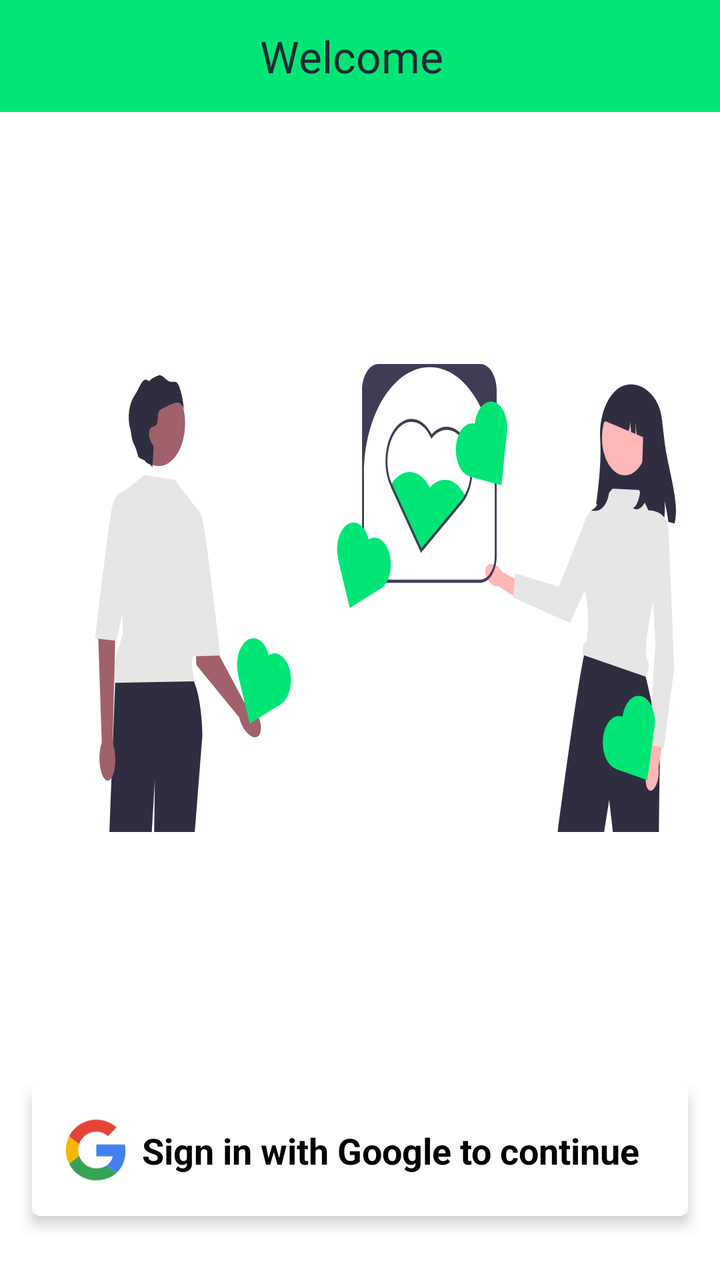
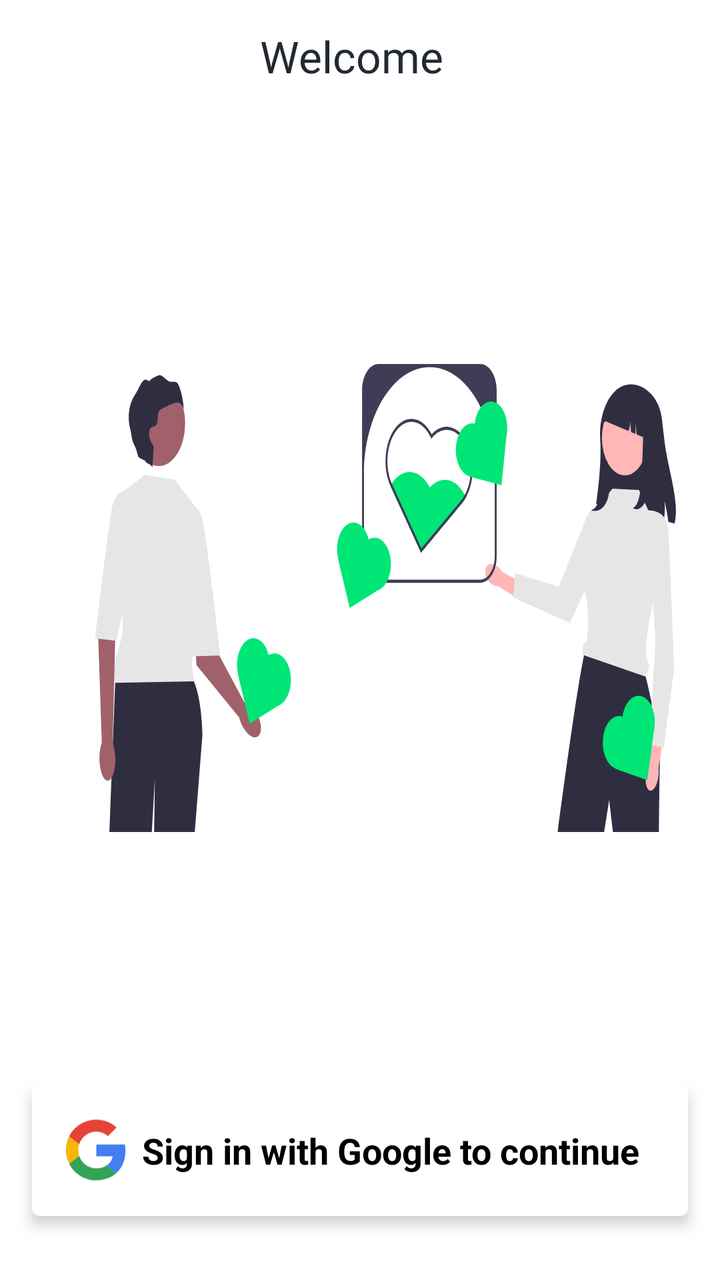

Screens rendered from an Android XML layout before and after an edit, with the pre-edit source and the edit as a unified diff.
<!-- AndroidManifest.xml: application theme Theme.FCSIBBUL -->
<!-- res/layout/sign_up_fragment.xml -->
<?xml version="1.0" encoding="utf-8"?>
<androidx.constraintlayout.widget.ConstraintLayout xmlns:android="http://schemas.android.com/apk/res/android"
    xmlns:app="http://schemas.android.com/apk/res-auto"
    xmlns:tools="http://schemas.android.com/tools"
    android:layout_width="match_parent"
    android:layout_height="match_parent"
    android:orientation="vertical"
    tools:context=".ui.signup.SignUpFragment">

    <com.google.android.material.appbar.AppBarLayout
        android:id="@+id/app_bar"
        android:layout_width="match_parent"
        android:layout_height="wrap_content"
        app:layout_constraintEnd_toEndOf="parent"
        app:layout_constraintStart_toStartOf="parent"
        app:layout_constraintTop_toTopOf="parent">

        <com.google.android.material.appbar.MaterialToolbar
            android:id="@+id/toolbar_register_activity"
            app:titleTextColor="?android:textColorPrimary"
            android:layout_width="match_parent"
            android:layout_height="?attr/actionBarSize"
            app:cardBackgroundColor="@color/card_background_color"
            >

            <TextView
                android:id="@+id/tv_title"
                android:layout_width="match_parent"
                android:layout_height="match_parent"
                android:fontFamily="@font/montserrat_bold"
                android:gravity="center"
                android:paddingStart="@dimen/toolbar_title_paddingStart"
                android:textColor="@color/colorPrimaryText"
                android:paddingEnd="0dp"
                android:text="@string/str_welcome"
                android:textSize="@dimen/toolbar_title_text_size" />

        </com.google.android.material.appbar.MaterialToolbar>

    </com.google.android.material.appbar.AppBarLayout>


    <ImageView
        android:contentDescription="@string/fcs_logo"
        android:layout_width="match_parent"
        android:layout_height="wrap_content"
        android:src="@drawable/ic_lovely_people"
        app:layout_constraintBottom_toTopOf="@id/btn_register"
        app:layout_constraintEnd_toEndOf="parent"
        app:layout_constraintStart_toStartOf="parent"
        app:layout_constraintTop_toBottomOf="@id/app_bar" />

    <com.google.android.material.card.MaterialCardView
        android:id="@+id/btn_register"
        android:layout_width="match_parent"
        android:layout_height="wrap_content"
        android:layout_marginStart="16dp"
        android:layout_marginTop="10dp"
        android:layout_marginEnd="16dp"
        android:layout_marginBottom="32dp"
        android:adjustViewBounds="true"
        app:cardBackgroundColor="@color/card_background_color"
        android:fontFamily="@font/montserrat_regular"
        android:paddingBottom="@dimen/btn_padding"
        app:cardCornerRadius="4dp"
        app:cardElevation="4dp"
        app:layout_constraintBottom_toBottomOf="parent"
        app:layout_constraintEnd_toEndOf="parent"
        app:layout_constraintStart_toStartOf="parent">


        <androidx.constraintlayout.widget.ConstraintLayout
            android:layout_width="match_parent"
            android:layout_height="wrap_content"
            android:layout_margin="8dp">

            <ImageView
                android:contentDescription="@string/str_google_icon"
                android:id="@+id/google_image"
                android:layout_width="wrap_content"
                android:layout_height="wrap_content"
                android:layout_marginStart="8dp"
                android:layout_marginEnd="8dp"
                android:src="@drawable/google_logo"
                app:layout_constraintBottom_toBottomOf="parent"
                app:layout_constraintEnd_toStartOf="@+id/textView"
                app:layout_constraintStart_toStartOf="parent"
                app:layout_constraintTop_toTopOf="parent" />

            <TextView
                android:id="@+id/textView"
                android:layout_width="wrap_content"
                android:layout_height="wrap_content"
                android:textColor="@color/primaryTextColor"
                android:layout_marginEnd="16dp"
                android:text="@string/btn_lbl_register"
                android:textSize="@dimen/btn_textSize"
                android:textStyle="bold"
                app:layout_constraintBottom_toBottomOf="parent"
                app:layout_constraintEnd_toEndOf="parent"
                app:layout_constraintTop_toTopOf="parent" />
        </androidx.constraintlayout.widget.ConstraintLayout>

    </com.google.android.material.card.MaterialCardView>


</androidx.constraintlayout.widget.ConstraintLayout>
<!-- resources referenced by this layout -->
<resources>
  <color name="card_background_color">#FFFFFF</color>
  <color name="colorPrimaryText">#222934</color>
  <color name="primaryTextColor">#000000</color>
  <dimen name="btn_padding">8dp</dimen>
  <dimen name="btn_textSize">18sp</dimen>
  <dimen name="toolbar_title_paddingStart">-25dp</dimen>
  <dimen name="toolbar_title_text_size">22sp</dimen>
  <!-- drawable google_logo (drawable) -->
  <vector xmlns:android="http://schemas.android.com/apk/res/android"
      android:width="50dp"
      android:height="50dp"
      android:viewportWidth="150"
      android:viewportHeight="150">
    <path
        android:pathData="M120,76.1c0,-3.1 -0.3,-6.3 -0.8,-9.3H75.9v17.7h24.8c-1,5.7 -4.3,10.7 -9.2,13.9l14.8,11.5C115,101.8 120,90 120,76.1L120,76.1z"
        android:fillColor="#4280EF"/>
    <path
        android:pathData="M75.9,120.9c12.4,0 22.8,-4.1 30.4,-11.1L91.5,98.4c-4.1,2.8 -9.4,4.4 -15.6,4.4c-12,0 -22.1,-8.1 -25.8,-18.9L34.9,95.6C42.7,111.1 58.5,120.9 75.9,120.9z"
        android:fillColor="#34A353"/>
    <path
        android:pathData="M50.1,83.8c-1.9,-5.7 -1.9,-11.9 0,-17.6L34.9,54.4c-6.5,13 -6.5,28.3 0,41.2L50.1,83.8z"
        android:fillColor="#F6B704"/>
    <path
        android:pathData="M75.9,47.3c6.5,-0.1 12.9,2.4 17.6,6.9L106.6,41C98.3,33.2 87.3,29 75.9,29.1c-17.4,0 -33.2,9.8 -41,25.3l15.2,11.8C53.8,55.3 63.9,47.3 75.9,47.3z"
        android:fillColor="#E54335"/>
  </vector>
  <!-- drawable ic_lovely_people: vector/xml drawable (drawable, 12507 chars, omitted) -->
  <string name="btn_lbl_register">Sign in with Google to continue</string>
  <string name="fcs_logo">FCS Logo</string>
  <string name="str_google_icon">Google icon</string>
  <string name="str_welcome">Welcome</string>
  <style name="Theme.FCSIBBUL" parent="Theme.MaterialComponents.DayNight.NoActionBar">
          
          <item name="colorPrimary">@color/primaryColor</item>
          <item name="colorPrimaryVariant">@color/primaryDarkColor</item>
          <item name="colorOnPrimary">@color/white</item>
          
          <item name="colorSecondary">@color/secondaryColor</item>
          <item name="colorSecondaryVariant">@color/secondaryDarkColor</item>
          <item name="colorOnSecondary">@color/black</item>
          
          <item name="android:statusBarColor" tools:targetApi="l">?attr/colorPrimaryVariant</item>
          
  
          <item name="textInputStyle">@style/Widget.FCSIBBUL.TextInputLayout.OutlinedBox</item>
  
      </style>
  <color name="primaryColor">#00e676</color>
  <color name="primaryDarkColor">#00b248</color>
  <color name="white">#FFFFFFFF</color>
  <color name="secondaryColor">#546e7a</color>
  <color name="secondaryDarkColor">#29434e</color>
  <color name="black">#FF000000</color>
  <style name="Widget.FCSIBBUL.TextInputLayout.OutlinedBox" parent="Widget.MaterialComponents.TextInputLayout.OutlinedBox">
          <item name="boxStrokeErrorColor">@color/red</item>
          <item name="errorIconTint">@color/red</item>
          <item name="errorTextColor">@color/red</item>
          <item name="errorIconDrawable">@android:drawable/stat_notify_error</item>
          <item name="helperTextTextAppearance">@style/TextAppearance.MaterialComponents.Subtitle1
          </item>
      </style>
  <color name="red">#D32F2F</color>
</resources>

<!-- the commit's change to res/layout/sign_up_fragment.xml (unified diff, before → after) -->
@@ -20,7 +20,7 @@
             app:titleTextColor="?android:textColorPrimary"
             android:layout_width="match_parent"
             android:layout_height="?attr/actionBarSize"
-            app:cardBackgroundColor="@color/card_background_color"
+            android:background="@color/abbBackgroundColor"
             >
 
             <TextView
<!-- resource entries referenced after the edit -->
@@ -1,5 +1,6 @@
 <!-- resources referenced by this layout -->
 <resources>
+  <color name="abbBackgroundColor">@android:color/white</color>
   <color name="card_background_color">#FFFFFF</color>
   <color name="colorPrimaryText">#222934</color>
   <color name="primaryTextColor">#000000</color>
